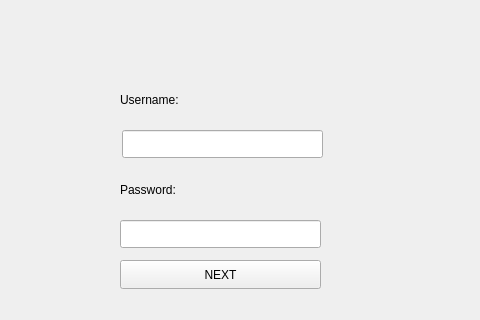
Before: the Qt Designer form ZombieVSPlants/loginwindow.ui in parnianghaisari/Plants-vs.-Zombies-Game, drawn with Qt 5; both pictures show x 260 to 740 and y 0 to 320 of the 1015 by 565 pixel window.
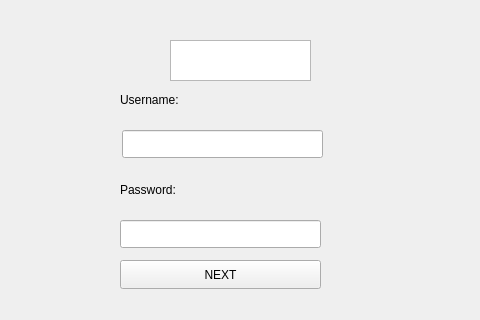
After: the same form once the commit is applied.

What changed in the file:
```diff
--- a/ZombieVSPlants/loginwindow.ui
+++ b/ZombieVSPlants/loginwindow.ui
@@ -111,6 +111,16 @@
      <string>NEXT</string>
     </property>
    </widget>
+   <widget class="QTextEdit" name="textEdit">
+    <property name="geometry">
+     <rect>
+      <x>430</x>
+      <y>40</y>
+      <width>141</width>
+      <height>41</height>
+     </rect>
+    </property>
+   </widget>
   </widget>
   <widget class="QMenuBar" name="menubar">
    <property name="geometry">
```
